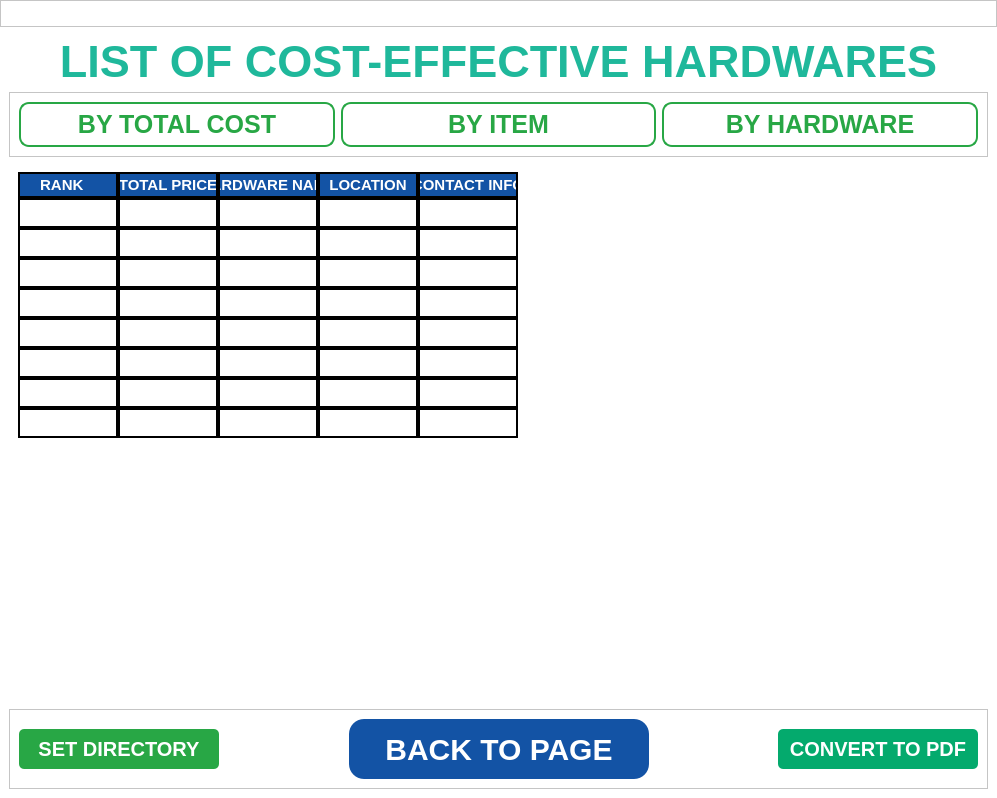
This is dialog.ui in borjir/KrizenixTrading as Qt 5 draws it before an edit. The edited form follows.
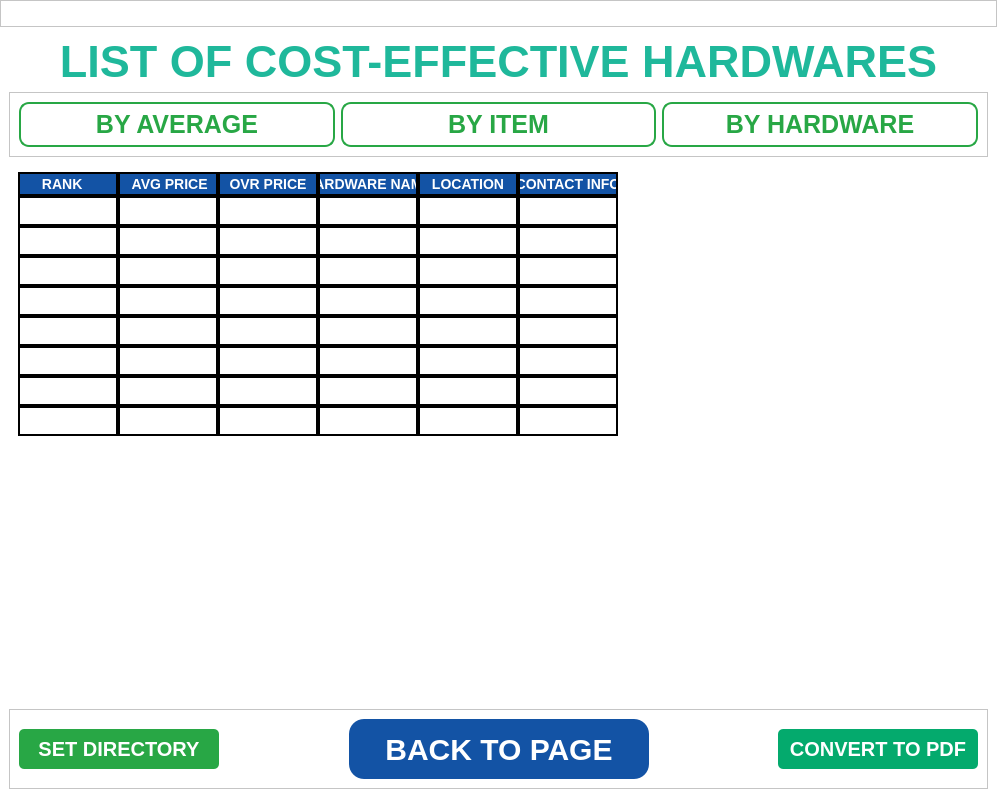
This is the edited form. The open tabs and pages were chosen to show the change. Icons and pictures are not drawn.

Patch:
```diff
--- a/dialog.ui
+++ b/dialog.ui
@@ -2953,7 +2953,7 @@
 }</string>
             </property>
             <property name="text">
-             <string>BY TOTAL COST</string>
+             <string>BY AVERAGE</string>
             </property>
             <property name="checkable">
              <bool>true</bool>
@@ -3085,7 +3085,7 @@
 font-family: Segoe UI;
 font-weight: bold;
 color: black;
-font-size: 15px;
+font-size: 14px;
 
 	
 }
@@ -3095,7 +3095,7 @@
 QHeaderView::section{
 background-color: #1353A5;
 border: 2px solid black;
-font: bold 15px Arial, serif;
+font: bold 14px Arial, serif;
 color: rgb(255, 255, 255);
 }
 </string>
@@ -3189,7 +3189,12 @@
              </column>
              <column>
               <property name="text">
-               <string> TOTAL PRICE </string>
+               <string> AVG PRICE</string>
+              </property>
+             </column>
+             <column>
+              <property name="text">
+               <string> OVR PRICE </string>
               </property>
              </column>
              <column>
```
Left out of the diff: 4 changed lines with no effect on the pictures.
